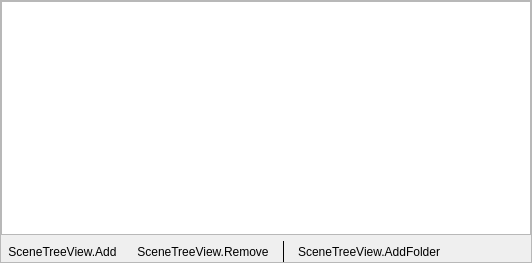
Qt form forms/scene_tree_view.ui (DigitOtter/obs_scene_tree_view) before a commit.
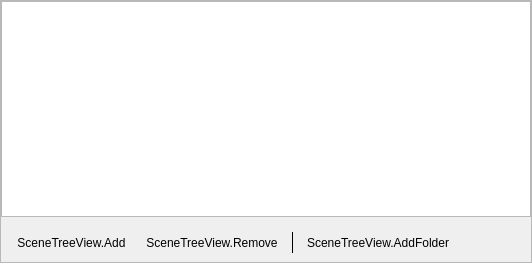
The same form after that commit. Custom widgets are drawn as their Qt base class.

Commit message: Add icon toggle slot

Diff of the .ui file:
```diff
--- a/forms/scene_tree_view.ui
+++ b/forms/scene_tree_view.ui
@@ -77,7 +77,11 @@
         </widget>
        </item>
        <item>
-        <layout class="QHBoxLayout" name="horizontalLayout">
+        <widget class="QWidget" name="listbox" native="true">
+         <property name="enabled">
+          <bool>true</bool>
+         </property>
+         <layout class="QHBoxLayout" name="hboxlayout">
          <item>
           <widget class="QToolButton" name="stvAdd">
            <property name="text">
@@ -138,6 +142,7 @@
           </spacer>
          </item>
         </layout>
+        </widget>
        </item>
       </layout>
      </widget>
```
Lines whose indentation alone changed are shown as unchanged. The commit also changes 2 other files.
